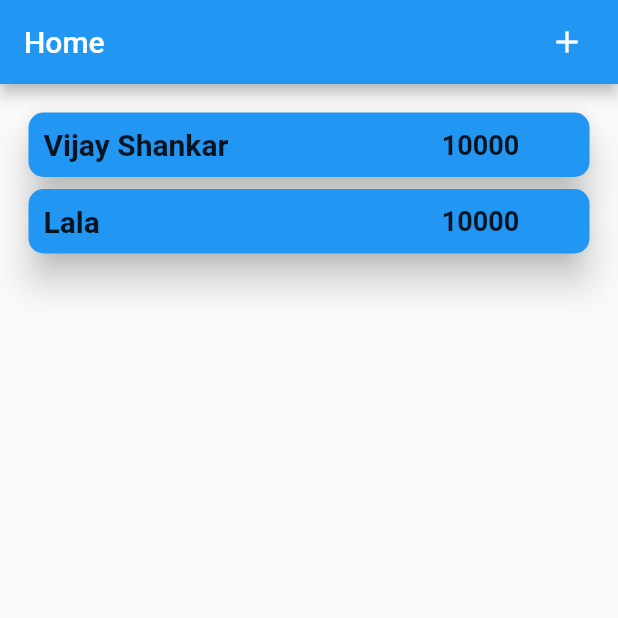
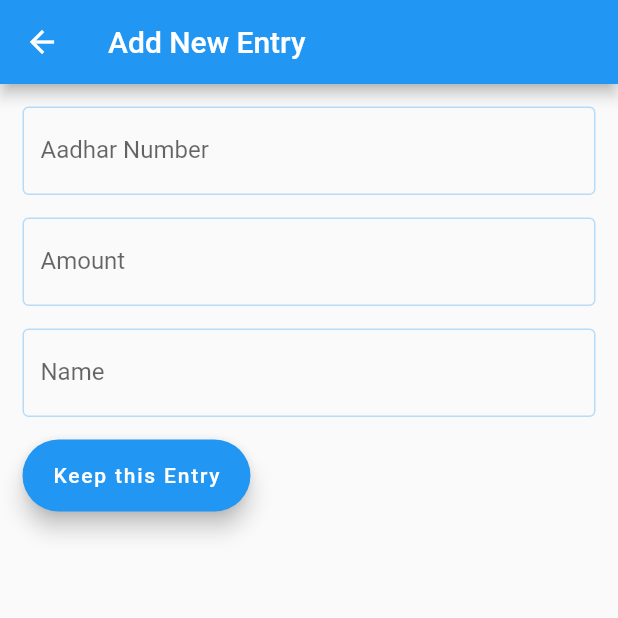
Before and after one commit to AniketDubey/Rent_App, a Flutter app: the screen it shows after launch, after a tap on the "add" icon, on a phone screen of 412 x 824 dp, the top half of it. Run offline on Flutter 3.47's test engine with Material 2 defaults, Android fonts, the phone set to English and light mode, and no system bars; our stand-ins replace form_field_validator.

Commit message:
Updated With Unique User

```diff
--- a/lib/main.dart
+++ b/lib/main.dart
@@ -1,6 +1,6 @@
 import 'package:flutter/material.dart';
 import 'package:provider/provider.dart';
-import 'package:rentapp/models/data/DUMMYDATA.dart';
+import 'package:rentapp/models/data/DUMDATA.dart';
 
 import 'screens/HomeScreen.dart';
 
--- /dev/null
+++ b/lib/models/data/DUMDATA.dart
@@ -0,0 +1,69 @@
+import 'package:flutter/material.dart';
+import 'package:rentapp/models/skeleton/Base_Summary.dart';
+import 'package:rentapp/models/skeleton/transaction_summary.dart';
+
+class BSummary with ChangeNotifier {
+  Map<String, Object> _items = {
+    "11": Base_Summary(
+      name: "Vijay Bhai",
+      remamount: 10000,
+      trandetails: [],
+    ),
+    "12": Base_Summary(
+      name: "Srivastava",
+      remamount: 1000,
+      trandetails: [],
+    ),
+  };
+
+  Map<String, Object> get items {
+    return _items;
+  }
+
+  Base_Summary findByID(String ID) {
+    return _items[ID] as Base_Summary;
+  }
+
+  void add_Trans(String id, double amount, DateTime pickdate) {
+    Base_Summary _userprofile = items[id] as Base_Summary;
+
+    // _userprofile.remamount = _userprofile.remamount - amount;
+    //print(_userprofile.remamount);
+    double updatedamount = 0;
+    if (_userprofile.trandetails.length == 0) {
+      updatedamount = _userprofile.remamount - amount;
+    } else {
+      updatedamount = _userprofile.trandetails[0].aboutreq - amount;
+    }
+    _userprofile.trandetails.add(Transaction(
+      date: pickdate,
+      paid_amount: amount,
+      aboutreq: updatedamount,
+    ));
+    _userprofile.remamount = updatedamount;
+    //amit[id] = amit[id]! - amount.toInt();
+    notifyListeners();
+  }
+
+  void del_Trans(String id, DateTime date) {
+    Base_Summary _userprofile = items[id] as Base_Summary;
+    final expecIndex =
+        _userprofile.trandetails.indexWhere((element) => element.date == date);
+    _userprofile.trandetails.removeAt(expecIndex);
+    notifyListeners();
+  }
+
+  void Add_NewMember(Map<String, Object> _enteredDetails) {
+    if (_items.containsKey(_enteredDetails["Aadhar"])) return;
+
+    List<Transaction> _emptyTran = [];
+    _items.putIfAbsent(
+        _enteredDetails["Aadhar"].toString(),
+        () => Base_Summary(
+              name: _enteredDetails["Name"].toString(),
+              remamount: _enteredDetails["ReqAmount"] as double,
+              trandetails: _emptyTran,
+            ));
+    notifyListeners();
+  }
+}
--- /dev/null
+++ b/lib/models/skeleton/Base_Summary.dart
@@ -0,0 +1,13 @@
+import 'package:rentapp/models/skeleton/transaction_summary.dart';
+
+class Base_Summary {
+  final String name;
+  double remamount;
+  List<Transaction> trandetails;
+
+  Base_Summary({
+    required this.name,
+    required this.remamount,
+    required this.trandetails,
+  });
+}
--- /dev/null
+++ b/lib/screens/Add_NewEntry.dart
@@ -0,0 +1,82 @@
+import 'package:flutter/material.dart';
+
+import 'package:form_field_validator/form_field_validator.dart';
+
+class Add_NewEntry extends StatelessWidget {
+  final _formKey = GlobalKey<FormState>();
+  Map<String, Object> _savedInfo = {
+    "Aadhar": "",
+    "Name": "",
+    "ReqAmount": 0.0,
+  };
+
+  final Function _submitNewEntry;
+  Add_NewEntry(this._submitNewEntry);
+
+  @override
+  Widget build(BuildContext context) {
+    return Scaffold(
+      appBar: AppBar(
+        title: Text("Add New Entry"),
+      ),
+      body: SingleChildScrollView(
+        child: Padding(
+          padding: EdgeInsets.all(15),
+          child: Form(
+            key: _formKey,
+            child: Column(
+              crossAxisAlignment: CrossAxisAlignment.start,
+              children: <Widget>[
+                TextFormField(
+                  keyboardType: TextInputType.number,
+                  decoration: InputDecoration(
+                    labelText: "Aadhar Number",
+                  ),
+                  validator: RequiredValidator(errorText: "Field Required"),
+                  onSaved: (value) {
+                    _savedInfo["Aadhar"] = value.toString();
+                  },
+                ),
+                Padding(
+                  padding: EdgeInsets.symmetric(vertical: 15),
+                  child: TextFormField(
+                    keyboardType: TextInputType.number,
+                    decoration: InputDecoration(
+                      labelText: "Amount",
+                    ),
+                    validator: RequiredValidator(errorText: "Field Required"),
+                    onSaved: (value) {
+                      _savedInfo["ReqAmount"] = double.parse(value.toString());
+                    },
+                  ),
+                ),
+                TextFormField(
+                  decoration: InputDecoration(
+                    labelText: "Name",
+                  ),
+                  validator: RequiredValidator(errorText: "Field Required"),
+                  onSaved: (value) {
+                    _savedInfo["Name"] = value.toString();
+                  },
+                ),
+                Padding(
+                  padding: EdgeInsets.symmetric(vertical: 15),
+                  child: FloatingActionButton.extended(
+                    onPressed: () {
+                      if (_formKey.currentState!.validate()) {
+                        _formKey.currentState!.save();
+                        _submitNewEntry(_savedInfo);
+                        Navigator.of(context).pop();
+                      }
+                    },
+                    label: Text("Keep this Entry"),
+                  ),
+                ),
+              ],
+            ),
+          ),
+        ),
+      ),
+    );
+  }
+}
--- a/lib/screens/HomeScreen.dart
+++ b/lib/screens/HomeScreen.dart
@@ -1,12 +1,17 @@
 import 'package:flutter/material.dart';
+import 'package:rentapp/models/data/DUMDATA.dart';
+import 'package:rentapp/screens/Add_NewEntry.dart';
 
 import 'package:rentapp/widgets/HomeDetails.dart';
+import 'package:provider/provider.dart';
 
 class HomeScreen extends StatelessWidget {
-  const HomeScreen({Key? key}) : super(key: key);
-
   @override
   Widget build(BuildContext context) {
+    void _submit_NewData(Map<String, Object> _savedInfo) {
+      Provider.of<BSummary>(context, listen: false).Add_NewMember(_savedInfo);
+    }
+
     return Scaffold(
       appBar: AppBar(
         title: Text("Home"),
@@ -14,7 +19,13 @@ class HomeScreen extends StatelessWidget {
           Padding(
             padding: EdgeInsets.only(right: 10),
             child: IconButton(
-              onPressed: () {},
+              onPressed: () {
+                Navigator.of(context).push(
+                  MaterialPageRoute(
+                    builder: (ctx) => Add_NewEntry(_submit_NewData),
+                  ),
+                );
+              },
               icon: Icon(Icons.add),
             ),
           ),
--- a/lib/widgets/HomeDetails.dart
+++ b/lib/widgets/HomeDetails.dart
@@ -1,8 +1,9 @@
 import 'package:flutter/material.dart';
+import 'package:rentapp/models/skeleton/Base_Summary.dart';
 
-import 'package:rentapp/models/data/DUMMYDATA.dart';
 import 'package:rentapp/screens/PersonalDetailsScreen.dart';
 import 'package:provider/provider.dart';
+import 'package:rentapp/models/data/DUMDATA.dart';
 
 class HomeDetails extends StatelessWidget {
   @override
@@ -14,12 +15,14 @@ class HomeDetails extends StatelessWidget {
       padding: EdgeInsets.all(15),
       child: ListView.builder(
         itemBuilder: (ctx, index) {
+          String _userID = _user.keys.elementAt(index);
+          Base_Summary _userDetails = _user[_userID] as Base_Summary;
           return Card(
             child: InkWell(
               onTap: () {
                 Navigator.of(context).push(
                   MaterialPageRoute(
-                    builder: (ctx) => PersonalDetailsScreen(_user[index].id),
+                    builder: (ctx) => PersonalDetailsScreen(_userID),
                   ),
                 );
               },
@@ -27,21 +30,15 @@ class HomeDetails extends StatelessWidget {
                 padding: EdgeInsets.all(10),
                 child: Row(
                   children: <Widget>[
-                    Flexible(
-                      child: Text(
-                        "${_user[index].name}",
-                        style: Theme.of(context).textTheme.bodyText1,
-                      ),
-                      flex: 3,
-                      fit: FlexFit.tight,
+                    Text(
+                      //"${_user[index].name}",
+                      "${_userDetails.name}",
+                      style: Theme.of(context).textTheme.bodyText1,
                     ),
-                    Flexible(
-                      child: Text(
-                        "${_user[index].remamount.toInt()}",
-                        style: Theme.of(context).textTheme.bodyText2,
-                      ),
-                      flex: 1,
-                      fit: FlexFit.tight,
+                    Spacer(),
+                    Text(
+                      "Rs. ${_userDetails.remamount.toInt()}",
+                      style: Theme.of(context).textTheme.bodyText2,
                     ),
                   ],
                 ),
--- a/pubspec.yaml
+++ b/pubspec.yaml
@@ -25,6 +25,7 @@ dependencies:
     sdk: flutter
   intl: ^0.17.0
   provider: ^6.0.0
+  form_field_validator: ^1.1.0
 
 
   # The following adds the Cupertino Icons font to your application.
```
Also changed, not shown: lib/screens/PersonalDetailsScreen.dart (+13 -4 lines), pubspec.lock.
